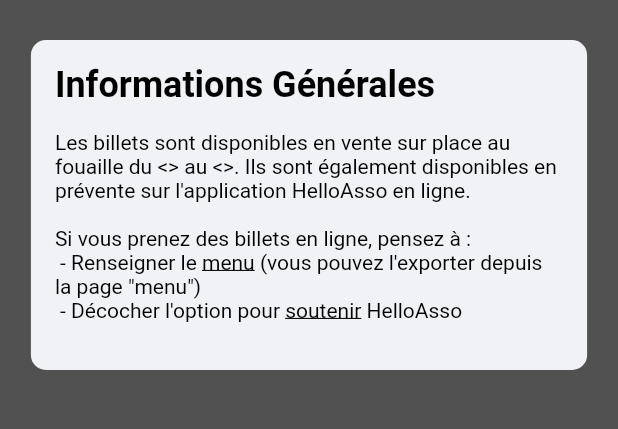
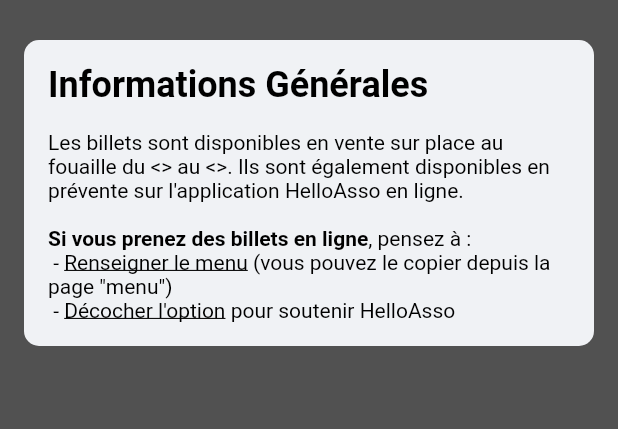
Before and after one commit to ThomasByr/galapsbs, a Flutter app: the TicketPage screen opened directly, on a phone screen of 412 x 824 dp, the part 68-497 px from its top. Run offline on Flutter 3.47's test engine with Material 2 defaults, Android fonts, the phone set to English and light mode, and no system bars; our stand-ins replace card_swiper, chewie, expansion_tile_card, google_maps_flutter, package_info_plus, qr_flutter and 3 more; missing offline and left inert: string_similarity; project files that could hold a hidden picture were left out.

Commit message:
gala tps esbs - v1.7.4+6 [inkwell]

```diff
--- a/lib/image_card/src/transparent_image_card.dart
+++ b/lib/image_card/src/transparent_image_card.dart
@@ -112,7 +112,6 @@ class _TransparentImageCardState extends State<TransparentImageCard> {
                     widget.startColor ?? const Color(0xff575757).withOpacity(0),
                     widget.endColor ?? const Color(0xff000000),
                   ],
-                  //tileMode: TileMode.,
                 ).createShader(bound);
               },
               blendMode: BlendMode.srcOver,
--- a/lib/pages/404.dart
+++ b/lib/pages/404.dart
@@ -1,6 +1,5 @@
 import 'package:flutter/material.dart';
 
-import '../cfg/cfg.dart';
 import '../widgets/widgets.dart';
 
 class ErrorPage extends StatefulWidget {
--- a/lib/pages/events.dart
+++ b/lib/pages/events.dart
@@ -1,10 +1,8 @@
 import 'dart:convert';
 
-import 'package:flutter/foundation.dart';
 import 'package:flutter/gestures.dart';
 import 'package:flutter/material.dart';
 import 'package:flutter/services.dart';
-import 'package:provider/provider.dart';
 
 import '../cfg/cfg.dart';
 import '../widgets/widgets.dart';
--- a/lib/pages/meals.dart
+++ b/lib/pages/meals.dart
@@ -1,5 +1,4 @@
 import 'dart:convert';
-import 'dart:ui';
 
 import 'package:card_swiper/card_swiper.dart';
 import 'package:flutter/material.dart';
--- a/lib/pages/tickets.dart
+++ b/lib/pages/tickets.dart
@@ -1,10 +1,7 @@
 import 'dart:math';
 
 import 'package:flutter/material.dart';
-import 'package:flutter/services.dart';
 import 'package:galapsbs/helper/splitview.dart';
-import 'package:url_launcher/url_launcher.dart';
-import 'package:url_launcher/url_launcher_string.dart';
 
 import '../cfg/cfg.dart';
 import '../widgets/widgets.dart';
@@ -30,8 +27,10 @@ class _TicketPageState extends State<TicketPage> {
             child: Column(
               children: <Widget>[
                 const SizedBox(height: 16),
-                Container(
-                  width: min(600, MediaQuery.of(context).size.width * .9),
+                Padding(
+                  padding: const EdgeInsets.only(left: 16, right: 16),
+                  child: Container(
+                    width: min(600, MediaQuery.of(context).size.width),
                     decoration: BoxDecoration(
                       borderRadius: BorderRadius.circular(10),
                       color: Palette.scaffold,
@@ -59,26 +58,38 @@ class _TicketPageState extends State<TicketPage> {
                               ),
                               children: <TextSpan>[
                                 TextSpan(
-                                text: 'Si vous prenez des billets en ligne, pensez à :\n'
-                                    ' - Renseigner le ',
+                                  text: 'Si vous prenez des billets en ligne',
+                                  style: TextStyle(
+                                    fontWeight: FontWeight.bold,
+                                  ),
                                 ),
                                 TextSpan(
-                                text: 'menu',
+                                  text: ', pensez à :\n',
+                                ),
+                                TextSpan(
+                                  text: ' - ',
+                                ),
+                                TextSpan(
+                                  text: 'Renseigner le menu',
                                   style: TextStyle(
                                     decoration: TextDecoration.underline,
                                   ),
                                 ),
                                 TextSpan(
-                                text: ' (vous pouvez l\'exporter depuis la page "menu")\n'
-                                    ' - Décocher l\'option pour ',
+                                  text: ' (vous pouvez le copier depuis la page "menu")\n',
                                 ),
                                 TextSpan(
-                                text: 'soutenir',
+                                  text: ' - ',
+                                ),
+                                TextSpan(
+                                  text: 'Décocher l\'option',
                                   style: TextStyle(
                                     decoration: TextDecoration.underline,
                                   ),
                                 ),
-                              TextSpan(text: ' HelloAsso\n'),
+                                TextSpan(
+                                  text: ' pour soutenir HelloAsso',
+                                ),
                               ],
                             ),
                           ),
@@ -86,7 +97,8 @@ class _TicketPageState extends State<TicketPage> {
                       ),
                     ),
                   ),
-                const SizedBox(height: 16),
+                ),
+                const SizedBox(height: 48),
               ],
             ),
           ),
```
Also changed, not shown: lib/pages/about.dart (+20 -13 lines), lib/pages/home.dart (+6 -2 lines). Lines whose indentation alone changed are shown as unchanged.
